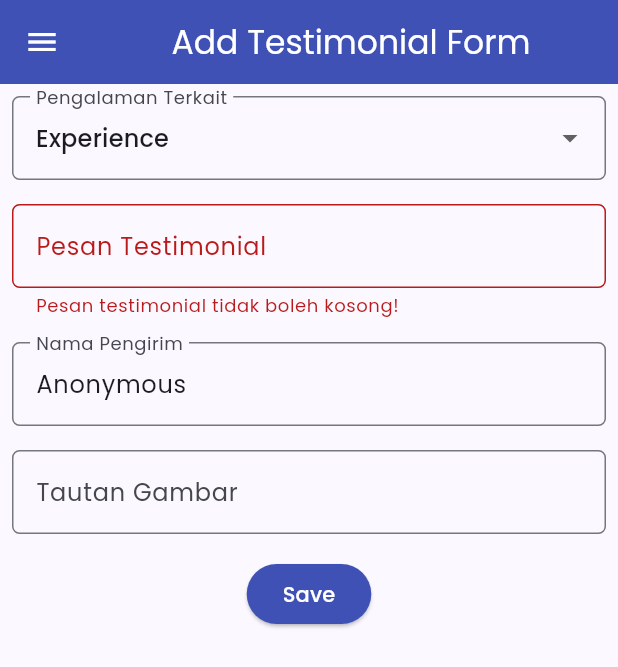
After one commit to stefanigwen14/myportofolio_mobile, a Flutter app: the TestimonialFormPage screen opened directly, after a tap on "Save", on a phone screen of 412 x 824 dp. The commit adds this screen. Shown: the top 667 px of the screen. Run offline on Flutter 3.47's test engine with Material 3 defaults, Android fonts, the phone set to English and light mode, and no system bars; our stand-ins replace google_fonts.

Commit message:
feat: add testimonial form and validations

```diff
--- /dev/null
+++ b/lib/screens/testimonial_form.dart
@@ -0,0 +1,204 @@
+import 'package:flutter/material.dart';
+import 'package:myportofolio_mobile/widgets/left_drawer.dart';
+
+class TestimonialFormPage extends StatefulWidget {
+  const TestimonialFormPage({super.key});
+
+  @override
+  State<TestimonialFormPage> createState() => _TestimonialFormPageState();
+}
+
+class _TestimonialFormPageState extends State<TestimonialFormPage> {
+  final _formKey = GlobalKey<FormState>();
+  final RegExp format = RegExp(
+    r'^https:\/\/drive\.google\.com\/thumbnail\?id=[a-zA-Z0-9_-]+(&sz=[a-zA-Z0-9]+)?$',
+  );
+
+  String _testimonialMessage = "";
+  String _senderName = "Anonymous"; // default
+  String _testimonialLink = "";
+  String _relatedExperience = "Experience";
+
+  final List<String> _relatedExperiences = [
+    'Education',
+    'Experience',
+    'Project',
+  ]; // Placeholder sementara karena belum ada integrasi dengan DRF
+
+  @override
+  Widget build(BuildContext context) {
+    return Scaffold(
+      appBar: AppBar(
+        title: const Center(child: Text('Add Testimonial Form')),
+        backgroundColor: Colors.indigo,
+        foregroundColor: Colors.white,
+      ),
+      drawer: const LeftDrawer(),
+      body: Form(
+        key: _formKey,
+        child: SingleChildScrollView(
+          child: Column(
+            crossAxisAlignment: CrossAxisAlignment.start,
+            children: [
+              // === Related Experience ===
+              Padding(
+                padding: const EdgeInsets.all(8.0),
+                child: DropdownButtonFormField<String>(
+                  decoration: InputDecoration(
+                    labelText: "Pengalaman Terkait",
+                    border: OutlineInputBorder(
+                      borderRadius: BorderRadius.circular(5.0),
+                    ),
+                  ),
+                  initialValue: _relatedExperience,
+                  items: _relatedExperiences
+                      .map(
+                        (experience) => DropdownMenuItem(
+                          value: experience,
+                          child: Text(experience),
+                        ),
+                      )
+                      .toList(),
+                  onChanged: (String? newValue) {
+                    setState(() {
+                      _relatedExperience = newValue!;
+                    });
+                  },
+                ),
+              ),
+
+              // === Testimonial Message ===
+              Padding(
+                padding: const EdgeInsets.all(8.0),
+                child: TextFormField(
+                  decoration: InputDecoration(
+                    hintText: "Pesan Testimonial",
+                    labelText: "Pesan Testimonial",
+                    border: OutlineInputBorder(
+                      borderRadius: BorderRadius.circular(5.0),
+                    ),
+                  ),
+                  onChanged: (String? value) {
+                    setState(() {
+                      _testimonialMessage = value!;
+                    });
+                  },
+                  validator: (String? value) {
+                    if (value == null || value.trim().isEmpty) {
+                      return "Pesan testimonial tidak boleh kosong!";
+                    }
+                    return null;
+                  },
+                ),
+              ),
+
+              // === Sender Name ===
+              Padding(
+                padding: const EdgeInsets.all(8.0),
+                child: TextFormField(
+                  decoration: InputDecoration(
+                    hintText: "Nama Pengirim",
+                    labelText: "Nama Pengirim",
+                    border: OutlineInputBorder(
+                      borderRadius: BorderRadius.circular(5.0),
+                    ),
+                  ),
+                  initialValue: _senderName,
+                  onChanged: (String? value) {
+                    setState(() {
+                      _senderName = value!;
+                    });
+                  },
+                  validator: (String? value) {
+                    if (value == null || value.trim().isEmpty) {
+                      return "Nama pengirim tidak boleh kosong!";
+                    }
+                    if (value.length > 30) {
+                      return "Nama pengirim maksimal 30 karakter!";
+                    }
+                    return null;
+                  },
+                ),
+              ),
+
+              // === Testimonial Link ===
+              Padding(
+                padding: const EdgeInsets.all(8.0),
+                child: TextFormField(
+                  decoration: InputDecoration(
+                    hintText: "URL Gambar Testimonial (opsional)",
+                    labelText: "Tautan Gambar",
+                    border: OutlineInputBorder(
+                      borderRadius: BorderRadius.circular(5.0),
+                    ),
+                  ),
+                  validator: (String? value) {
+                    if(value != null && value.trim().isNotEmpty && !format.hasMatch(value.trim())) {
+                      return "Format link harus berupa https://drive.google.com/thumbnail?id=FILE_ID";
+                    }
+                    return null;
+                  },
+                  onChanged: (String? value) {
+                    setState(() {
+                      _testimonialLink = value!;
+                    });
+                  },
+                ),
+              ),
+
+              // === Tombol Simpan ===
+              Align(
+                alignment: Alignment.bottomCenter,
+                child: Padding(
+                  padding: const EdgeInsets.all(8.0),
+                  child: ElevatedButton(
+                    style: ButtonStyle(
+                      backgroundColor:
+                          WidgetStateProperty.all(Colors.indigo),
+                    ),
+                    onPressed: () {
+                      if (_formKey.currentState!.validate()) {
+                        showDialog(
+                          context: context,
+                          builder: (context) {
+                            return AlertDialog(
+                              title: const Text('Testimonial berhasil ditambahkan!'),
+                              content: SingleChildScrollView(
+                                child: Column(
+                                  crossAxisAlignment: CrossAxisAlignment.start,
+                                  children: [
+                                    Text('Pengalaman Terkait: $_relatedExperience'),
+                                    Text('Pesan Testimonial: $_testimonialMessage'),
+                                    Text('Pengirim: $_senderName'),
+                                    Text('Tautan Gambar: $_testimonialLink'),
+                                  ],
+                                ),
+                              ),
+                              actions: [
+                                TextButton(
+                                  child: const Text('OK'),
+                                  onPressed: () {
+                                    Navigator.pop(context);
+                                    _formKey.currentState!.reset();
+                                  },
+                                ),
+                              ],
+                            );
+                          },
+                        );
+                      }
+                    },
+                    child: const Text(
+                      "Save",
+                      style: TextStyle(color: Colors.white),
+                    ),
+                  ),
+                ),
+              ),
+            ],
+          ),
+        ),
+      ),
+    );
+  }
+}
--- a/lib/widgets/left_drawer.dart
+++ b/lib/widgets/left_drawer.dart
@@ -1,6 +1,7 @@
 import 'package:flutter/material.dart';
 import 'package:myportofolio_mobile/screens/menu.dart';
 import 'package:myportofolio_mobile/screens/project_form.dart';
+import 'package:myportofolio_mobile/screens/testimonial_form.dart';
 
 class LeftDrawer extends StatelessWidget {
   const LeftDrawer({super.key});
@@ -54,6 +55,17 @@ class LeftDrawer extends StatelessWidget {
               );
             },
           ),
+          ListTile(
+            leading: const Icon(Icons.add_circle_outline),
+            title: const Text('Add Testimonial'),
+            // Navigasi ke halaman tambah testimonial
+            onTap: () {
+              Navigator.pushReplacement(
+                context,
+                MaterialPageRoute(builder: (context) => TestimonialFormPage()),
+              );
+            },
+          ),
         ],
       ),
     );
```
